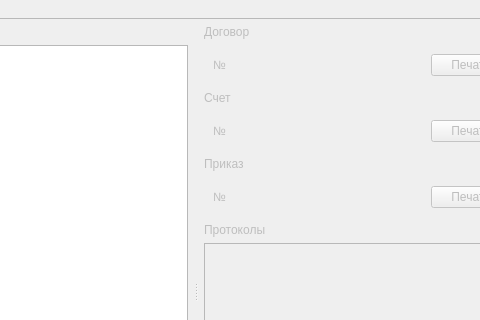
bakatrouble/elevators, file ui/shared/main_window.ui: the form before one commit; both pictures show x 140 to 620 and y 0 to 320 of the 857 by 603 pixel window.
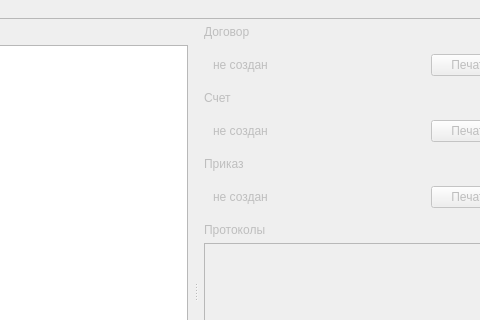
The form after the commit.

What changed in the file:
```diff
--- a/ui/shared/main_window.ui
+++ b/ui/shared/main_window.ui
@@ -155,7 +155,7 @@
                <item>
                 <widget class="QLabel" name="lblContractNumber">
                  <property name="text">
-                  <string>№</string>
+                  <string>не создан</string>
                  </property>
                 </widget>
                </item>
@@ -215,7 +215,7 @@
                <item>
                 <widget class="QLabel" name="lblAccountNumber">
                  <property name="text">
-                  <string>№</string>
+                  <string>не создан</string>
                  </property>
                 </widget>
                </item>
@@ -275,7 +275,7 @@
                <item>
                 <widget class="QLabel" name="lblOrderNumber">
                  <property name="text">
-                  <string>№</string>
+                  <string>не создан</string>
                  </property>
                 </widget>
                </item>
```
